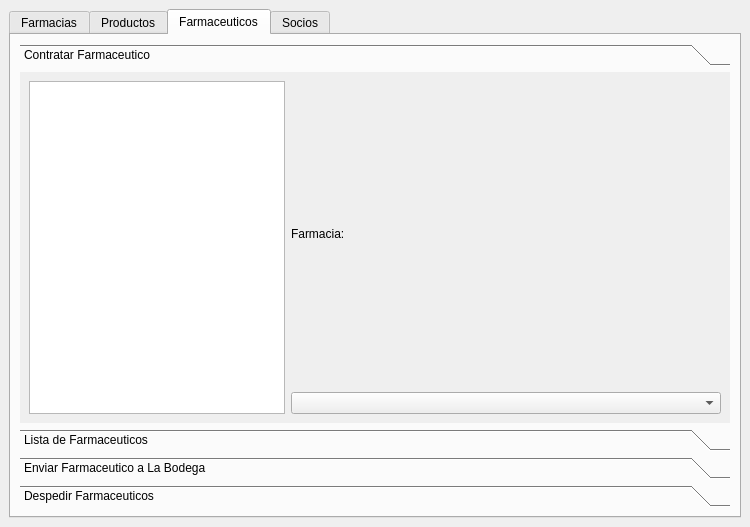
This is ui/Farmacia.ui in mendoza/improved-spork as Qt 5 draws it before an edit. The edited form follows.
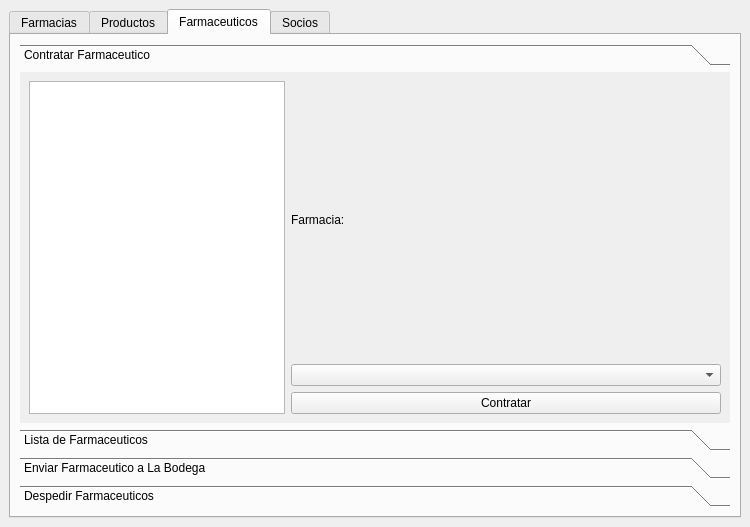
This is the edited form. The open tabs and pages were chosen to show the change. Icons and pictures are not drawn.

```diff
--- a/ui/Farmacia.ui
+++ b/ui/Farmacia.ui
@@ -332,8 +332,8 @@
             <rect>
              <x>0</x>
              <y>0</y>
-             <width>179</width>
-             <height>95</height>
+             <width>710</width>
+             <height>334</height>
             </rect>
            </property>
            <attribute name="label">
@@ -359,6 +359,13 @@
               <item>
                <widget class="QComboBox" name="contrafarm_cb"/>
               </item>
+              <item>
+               <widget class="QPushButton" name="contratarfarma_bt">
+                <property name="text">
+                 <string>Contratar</string>
+                </property>
+               </widget>
+              </item>
              </layout>
             </item>
            </layout>
```
Left out of the diff: 20 changed lines with no effect on the pictures.
